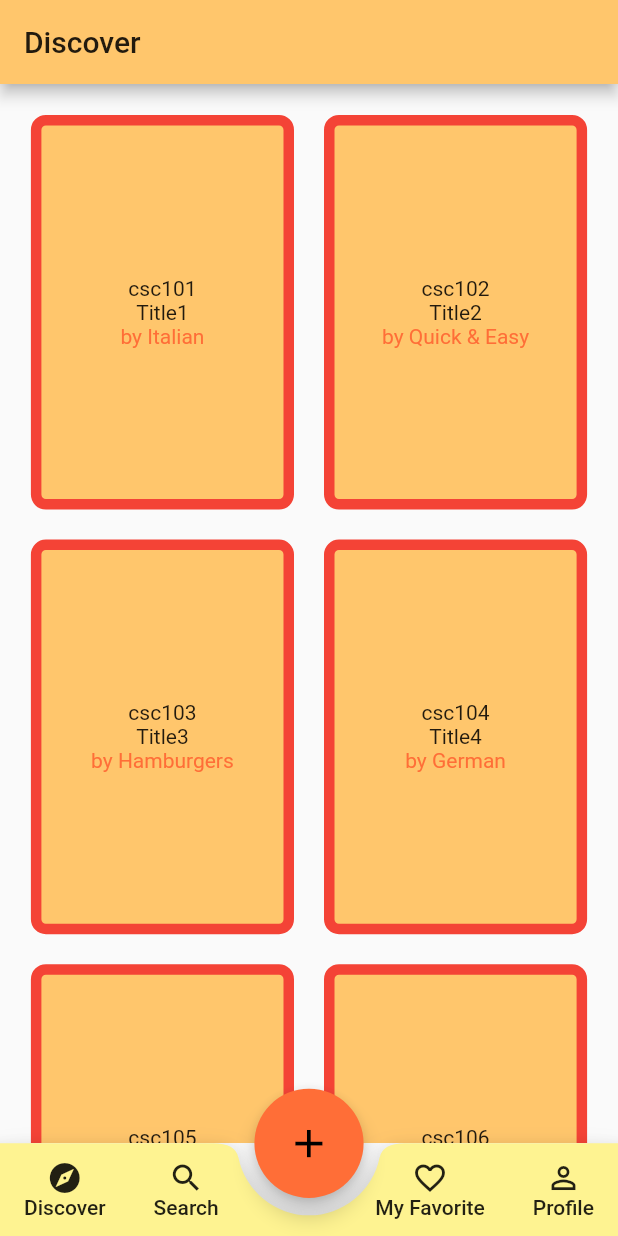
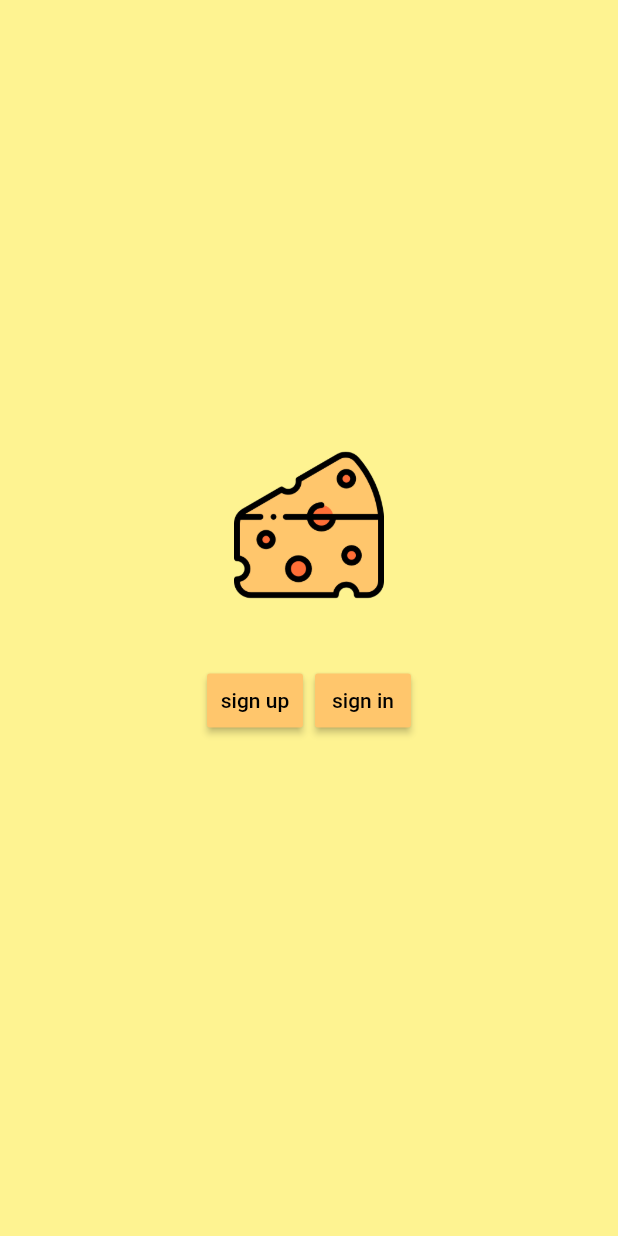
Before and after one commit to NungWinPP/project_cheese, a Flutter app: the screen it shows after launch, on a phone screen of 412 x 824 dp. Run offline on Flutter 3.47's test engine with Material 2 defaults, Android fonts, the phone set to English and light mode, and no system bars.

Commit message:
[ADD] : sign-in & sign-up page (MOCK)

```diff
--- a/lib/main.dart
+++ b/lib/main.dart
@@ -5,6 +5,7 @@ import 'page/myCheese.dart';
 import 'page/myFavorite.dart';
 import 'page/profile.dart';
 import 'page/search.dart';
+import 'si_su.dart';
 
 void main() {
   runApp(MyApp());
@@ -19,7 +20,7 @@ class MyApp extends StatelessWidget {
       theme: ThemeData(
         primaryColor: Color(0xFFFFC66C),
       ),
-      home: Home(),
+      home: Signin_Signup_Page(),
     );
   }
 }
--- /dev/null
+++ b/lib/si_su.dart
@@ -0,0 +1,87 @@
+import 'dart:async';
+
+import 'package:flutter/material.dart';
+
+void main() {
+  runApp(Signin_Signup_Page());
+}
+
+class Signin_Signup_Page extends StatelessWidget {
+  @override
+  Widget build(BuildContext context) {
+    return MaterialApp(
+      home: MyHomePage(),
+      debugShowCheckedModeBanner: false,
+    );
+  }
+}
+
+class MyHomePage extends StatefulWidget {
+  @override
+  SplashScreenState createState() => SplashScreenState();
+}
+
+class SplashScreenState extends State<MyHomePage> {
+  @override
+  void initState() {
+    super.initState();
+    Timer(
+        Duration(seconds: 2),
+        () => Navigator.pushReplacement(
+            context, MaterialPageRoute(builder: (context) => Sin_Sout_Page())));
+  }
+
+  @override
+  Widget build(BuildContext context) {
+    return Container(
+      padding: EdgeInsets.all(150),
+      child: Image.asset(
+        'images/cheese3.gif',
+        width: 50,
+        height: 50,
+      ),
+      color: Color(0xFFFEF391),
+    );
+  }
+}
+
+class Sin_Sout_Page extends StatelessWidget {
+  @override
+  Widget build(BuildContext context) {
+    return Container(
+      color: Color(0xFFFEF391),
+      child: Column(
+        children: [
+          Container(
+              margin: const EdgeInsets.only(top: 300, bottom: 35),
+              child: Image.asset(
+                'images/cheese.png',
+                width: 100,
+                height: 100,
+              )),
+          ButtonBar(
+            alignment: MainAxisAlignment.center,
+            children: <Widget>[
+              RaisedButton(
+                onPressed: () => {},
+                color: Color(0xffffc66c),
+                child: Text(
+                  'sign up',
+                  style: TextStyle(color: Colors.black),
+                ),
+              ),
+              RaisedButton(
+                onPressed: () => {},
+                color: Color(0xffffc66c),
+                child: Text(
+                  'sign in',
+                  style: TextStyle(color: Colors.black),
+                ),
+              ),
+            ],
+          )
+        ],
+      ),
+    );
+  }
+}
--- a/pubspec.yaml
+++ b/pubspec.yaml
@@ -46,6 +46,8 @@ flutter:
   assets:
     - images/icon/
     - images/test.jpg
+    - images/cheese.png
+    - images/cheese3.gif
 
   # An image asset can refer to one or more resolution-specific "variants", see
   # https://flutter.dev/assets-and-images/#resolution-aware.
```
Also changed, not shown: images/cheese.png (added), images/cheese3.gif (added), pubspec.lock.
